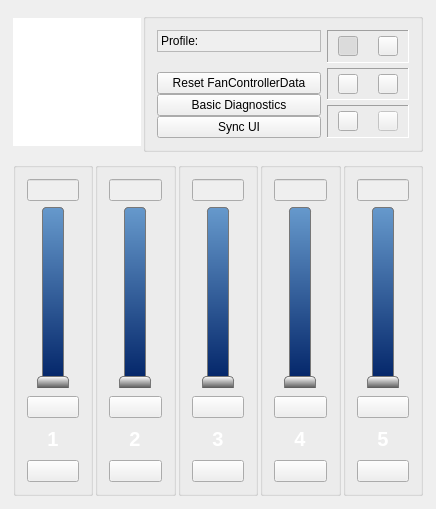
This is gui_mainwindow.ui in Shub77/phoebetria-code as Qt 5 draws it before an edit. The edited form follows.
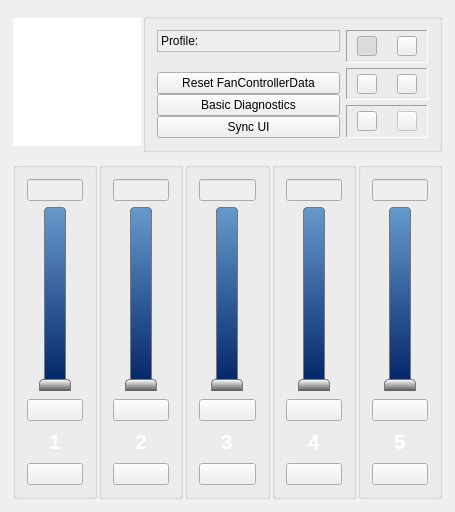
This is the edited form. Icons and pictures are not drawn.

Commit message: Changed group boxes to default spacing.

```diff
--- a/gui_mainwindow.ui
+++ b/gui_mainwindow.ui
@@ -6,8 +6,8 @@
    <rect>
     <x>0</x>
     <y>0</y>
-    <width>436</width>
-    <height>509</height>
+    <width>455</width>
+    <height>512</height>
    </rect>
   </property>
   <property name="sizePolicy">
@@ -476,7 +476,7 @@
         </property>
         <layout class="QVBoxLayout" name="verticalLayout">
          <property name="spacing">
-          <number>6</number>
+          <number>-1</number>
          </property>
          <item>
           <layout class="QHBoxLayout" name="horizontalLayout_2">
@@ -704,7 +704,7 @@
         </property>
         <layout class="QVBoxLayout" name="verticalLayout_4">
          <property name="spacing">
-          <number>6</number>
+          <number>-1</number>
          </property>
          <item>
           <layout class="QHBoxLayout" name="horizontalLayout_4">
@@ -920,7 +920,7 @@
         </property>
         <layout class="QVBoxLayout" name="verticalLayout_2">
          <property name="spacing">
-          <number>6</number>
+          <number>-1</number>
          </property>
          <item>
           <layout class="QHBoxLayout" name="horizontalLayout_6">
@@ -1136,7 +1136,7 @@
         </property>
         <layout class="QVBoxLayout" name="verticalLayout_5">
          <property name="spacing">
-          <number>6</number>
+          <number>-1</number>
          </property>
          <item>
           <layout class="QHBoxLayout" name="horizontalLayout_15">
@@ -1352,7 +1352,7 @@
         </property>
         <layout class="QVBoxLayout" name="verticalLayout_3">
          <property name="spacing">
-          <number>6</number>
+          <number>-1</number>
          </property>
          <item>
           <layout class="QHBoxLayout" name="horizontalLayout_31">
```
Left out of the diff: 4 changed lines with no effect on the pictures.
